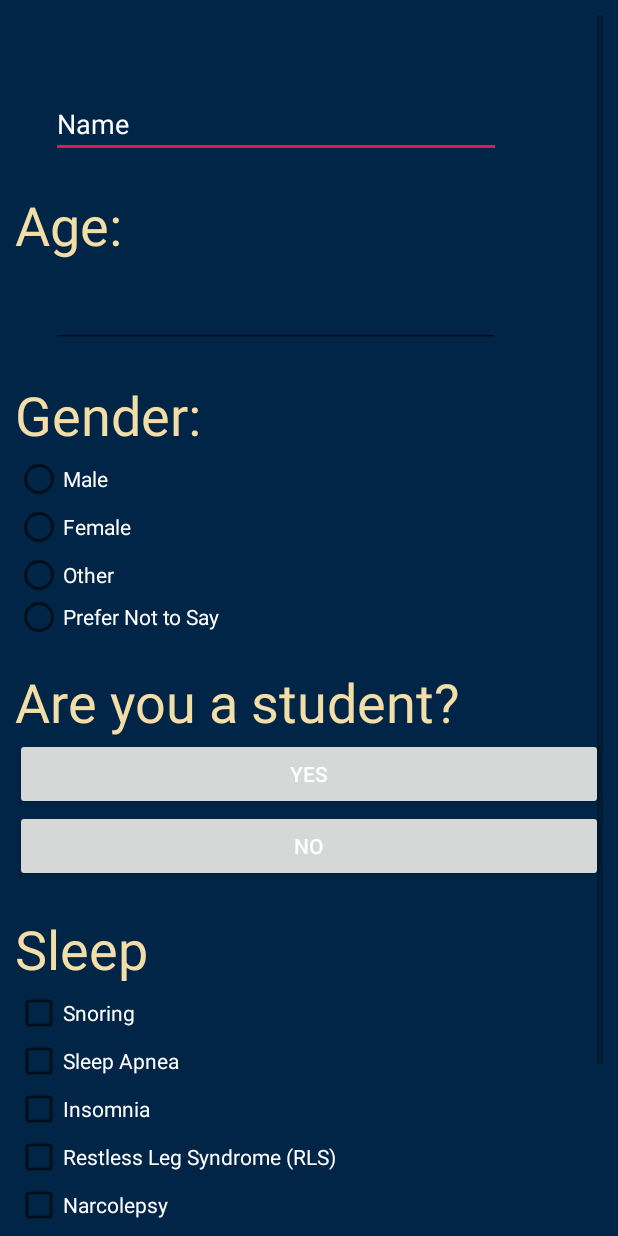
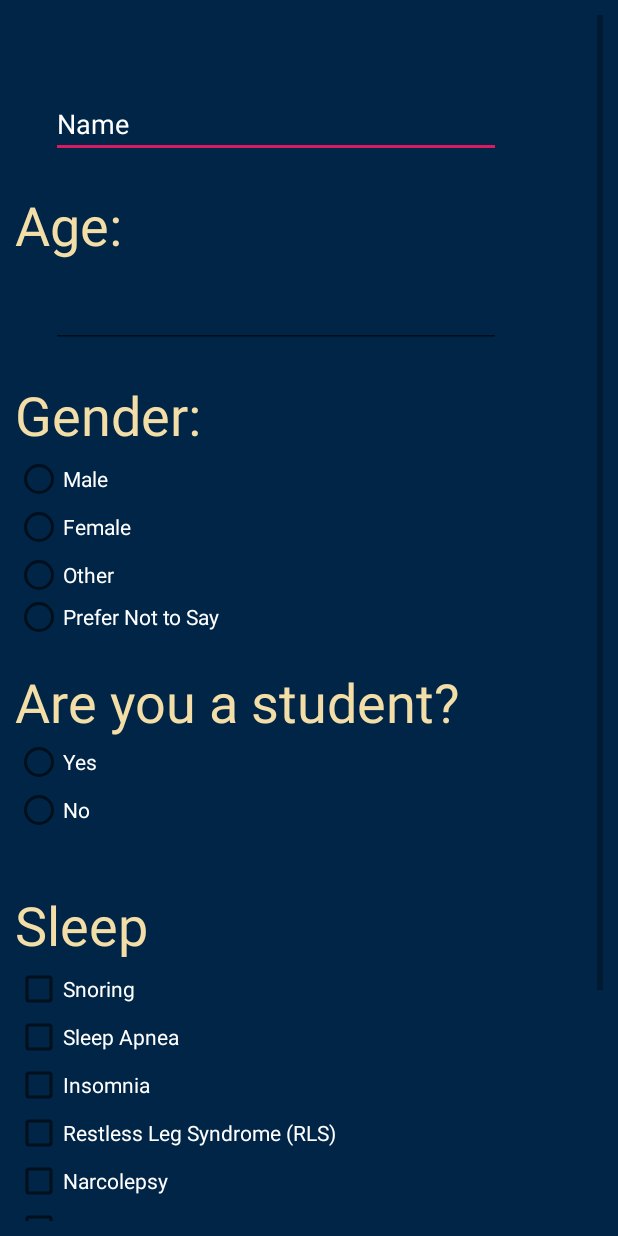
Before and after one commit to Ruochen-Wang/UMD_CMSC434_APAC, an Android app: the layout activity_third.xml on its own in the app's theme, with its tools: preview values and no code run, on a phone screen of 412 x 824 dp. Run offline under Robolectric (Android 15) with nearby library versions, the phone set to English and light mode, and no system bars.

```diff
--- a/app/build.gradle
+++ b/app/build.gradle
@@ -26,10 +26,14 @@ dependencies {
     implementation 'com.google.android.material:material:1.0.0'
     implementation 'androidx.constraintlayout:constraintlayout:1.1.3'
     implementation 'com.android.support:multidex:1.0.3'
+    implementation 'com.google.firebase:firebase-analytics:17.2.1'
+    implementation 'com.google.firebase:firebase-auth:19.2.0'
+    implementation 'com.google.firebase:firebase-firestore:21.3.0'
     implementation 'androidx.vectordrawable:vectordrawable:1.0.1'
     implementation 'androidx.navigation:navigation-fragment:2.0.0'
     implementation 'androidx.navigation:navigation-ui:2.0.0'
     implementation 'androidx.lifecycle:lifecycle-extensions:2.0.0'
+    implementation 'com.google.firebase:firebase-database:16.0.4'
     testImplementation 'junit:junit:4.12'
     androidTestImplementation 'androidx.test.ext:junit:1.1.0'
     androidTestImplementation 'androidx.test.espresso:espresso-core:3.1.1'
--- a/app/src/main/res/layout/activity_third.xml
+++ b/app/src/main/res/layout/activity_third.xml
@@ -124,20 +124,31 @@
             app:layout_constraintStart_toStartOf="parent"
             app:layout_constraintTop_toBottomOf="@+id/radioGroup" />
 
-            <Button
+        <RadioGroup
+            android:id="@+id/studentGroup"
+            android:layout_width="243dp"
+            android:layout_height="80dp"
+            app:layout_constraintEnd_toEndOf="parent"
+            app:layout_constraintStart_toStartOf="parent"
+            app:layout_constraintTop_toBottomOf="@+id/gender_text"
+            tools:layout_editor_absoluteX="61dp"
+            tools:layout_editor_absoluteY="489dp">
+
+            <RadioButton
                 android:id="@+id/yes"
                 android:layout_width="match_parent"
                 android:layout_height="wrap_content"
                 android:text="Yes"
-                android:textColor="#ffffff"/>
+                android:textColor="#ffffff" />
 
-            <Button
+            <RadioButton
                 android:id="@+id/no"
                 android:layout_width="match_parent"
                 android:layout_height="wrap_content"
                 android:text="No"
-                android:textColor="#ffffff"/>
+                android:textColor="#ffffff" />
 
+        </RadioGroup>
 
         <TextView
             android:id="@+id/conditions_text"
@@ -213,5 +224,21 @@
             android:text="Other"
             android:textColor="#ffffff"/>
 
+        <Button
+            android:id="@+id/infonext"
+            android:layout_width="150dp"
+            android:layout_height="50dp"
+            android:layout_marginStart="20dp"
+            android:layout_marginLeft="20dp"
+            android:layout_marginBottom="38dp"
+            android:background="@drawable/activity_btn"
+            android:onClick="saveInfo"
+            android:text="Next"
+            android:textAlignment="center"
+            android:textColor="#000000"
+            android:textSize="22sp"
+            app:layout_constraintBottom_toBottomOf="parent"
+            app:layout_constraintStart_toStartOf="parent" />
+
     </LinearLayout>
 </ScrollView>
--- a/build.gradle
+++ b/build.gradle
@@ -8,7 +8,7 @@ buildscript {
     }
     dependencies {
         classpath 'com.android.tools.build:gradle:3.5.2'
-        classpath 'com.google.gms:google-services:4.3.2'
+        classpath 'com.google.gms:google-services:4.3.3'
 
         // NOTE: Do not place your application dependencies here; they belong
         // in the individual module build.gradle files
```
Also changed, not shown: app/src/main/java/com/example/cmsc434_ga06/UserInfo.java (added, +18 -0 lines), app/src/main/java/com/example/cmsc434_ga06/UserInfoActivity.java (+95 -1 lines), 7 other files.
